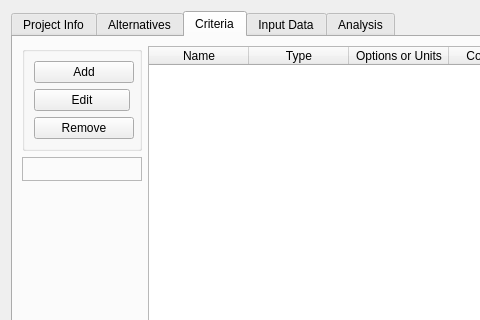
Above: src/gui/project_view.ui from Ecotrust/delphos before the change; both pictures show x 0 to 480 and y 0 to 320 of the 746 by 405 pixel window. Below: the same form after it.
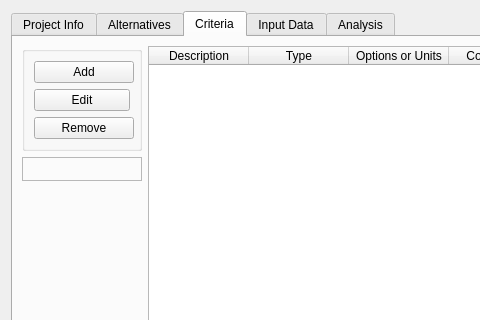
That is the form after the change. The open tabs and pages were chosen to show the change. Icons and pictures are not drawn. Custom widgets are drawn as their Qt base class.

The edit to the form file:
```diff
--- a/src/gui/project_view.ui
+++ b/src/gui/project_view.ui
@@ -690,7 +690,7 @@
          </property>
          <column>
           <property name="text" >
-           <string>Name</string>
+           <string>Description</string>
           </property>
          </column>
          <column>
```
